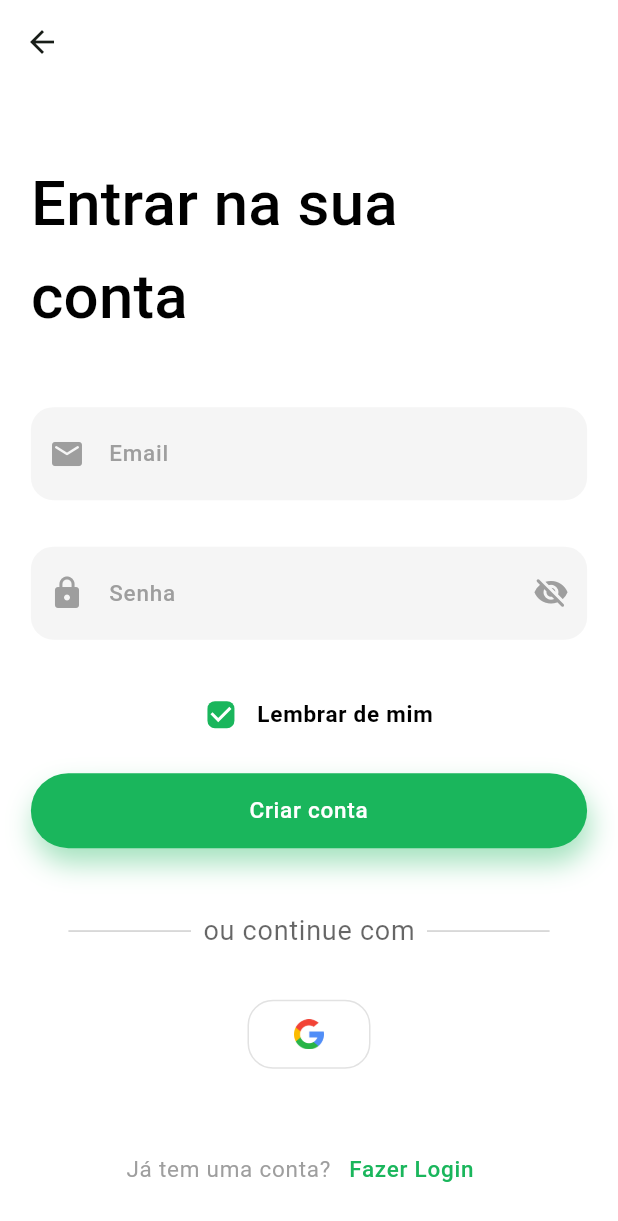
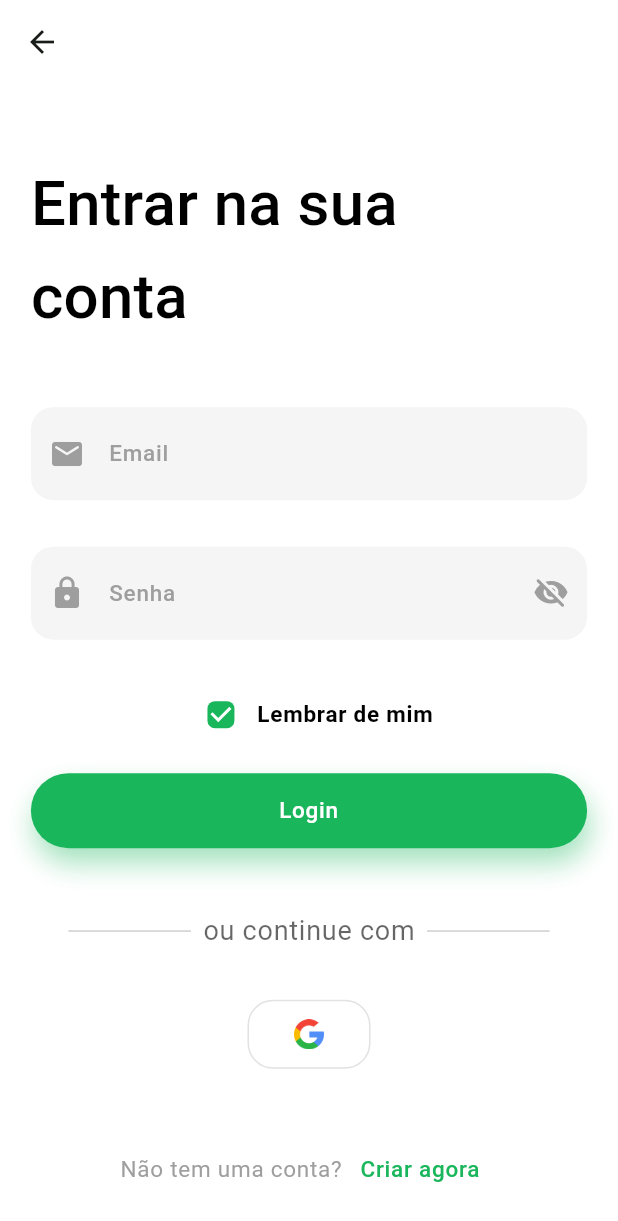
Before and after one commit to JoseVinicius-P/AluExpress-Flutter, a Flutter app: the LoginPage screen opened by its route, on a phone screen of 412 x 824 dp. Shown: the top 1221 px of the screen. Run offline on Flutter 3.47's test engine with Material 2 defaults, Android fonts, the phone set to English and light mode, and no system bars; drawn by our look-alikes of auto_size_text; our stand-ins replace carousel_slider, flutter_modular, flutter_triple, mask_text_input_formatter, responsive_builder.

Commit message:
refactor: Alterando strings para relacionadas a login

```diff
--- a/lib/app/modules/authentication/pages/login_page.dart
+++ b/lib/app/modules/authentication/pages/login_page.dart
@@ -16,8 +16,8 @@ class LoginPage extends StatefulWidget {
 class LoginPageState extends State<LoginPage> {
 
   var questionAndButton = QuestionAndButtonWidget(
-    question: "Já tem uma conta?",
-    buttonText: "Fazer Login",
+    question: "Não tem uma conta?",
+    buttonText: "Criar agora",
     onPressed: (){},
   );
   var form = FormWidget(
@@ -25,9 +25,9 @@ class LoginPageState extends State<LoginPage> {
     onChangedPassword: (text){},
     onChangedRememberMe: (isChecked){},
   );
-  var createAccountButton = DefaultButtonWidget(
+  var loginButton = DefaultButtonWidget(
     onTap: (){},
-    text: 'Criar conta',
+    text: 'Login',
     backgroundColor: MyColors.primaryColor,
     textColor: Colors.white,
     shadow: true,
@@ -64,7 +64,7 @@ class LoginPageState extends State<LoginPage> {
                         ),
                         const Spacer(),
                         form,
-                        createAccountButton,
+                        loginButton,
                         const Spacer(),
                       ],
                     )
@@ -112,7 +112,7 @@ class LoginPageState extends State<LoginPage> {
                             Flexible(child: googleButton),
                             const SizedBox(width: 10,),
                             Flexible(
-                                child: createAccountButton
+                                child: loginButton
                             ),
 
                           ],
```
